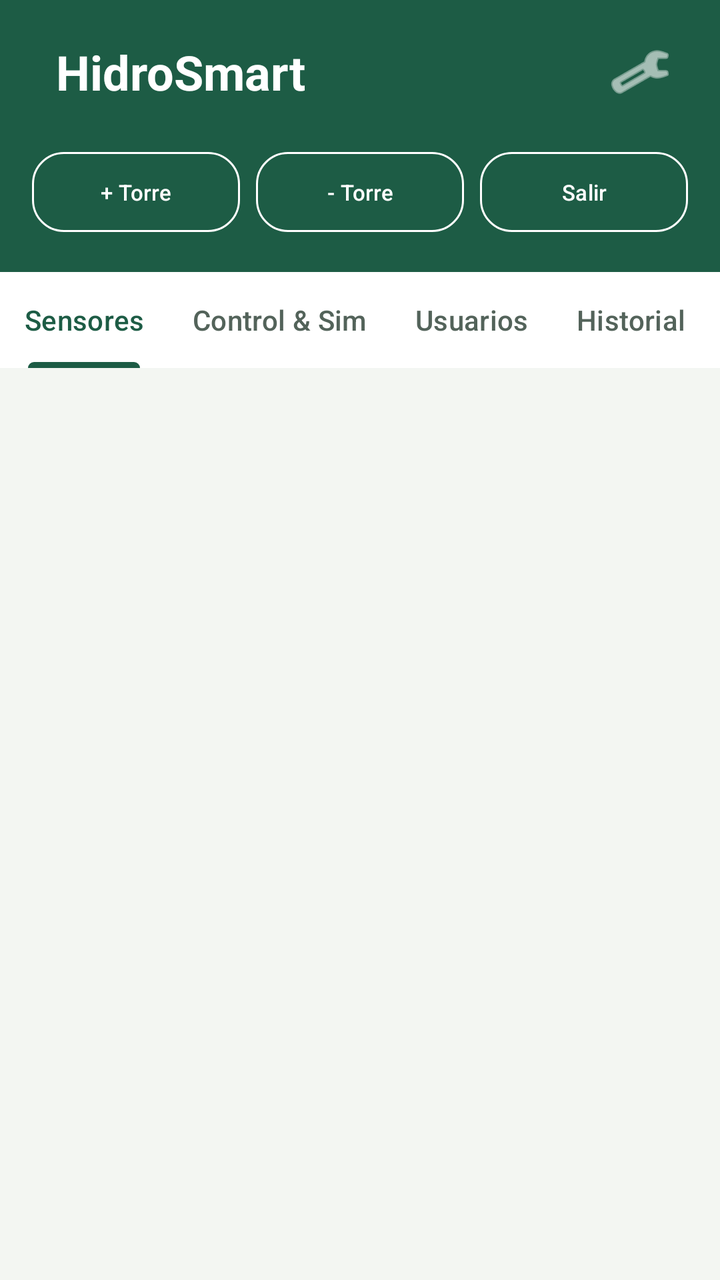
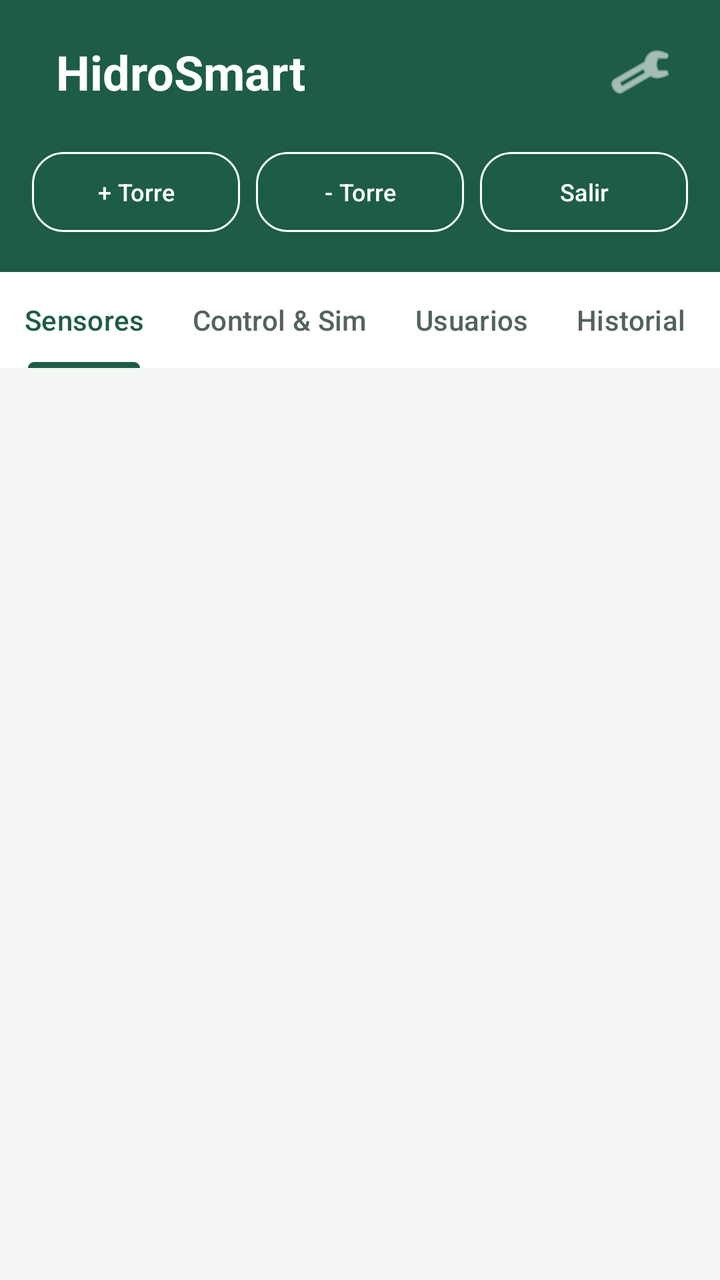

Compare the two renders of this Android layout. The source of the first and the diff that turns it into the second are given below.
<!-- AndroidManifest.xml: application theme Theme.HidroSmart -->
<!-- res/layout/activity_main.xml -->
<?xml version="1.0" encoding="utf-8"?>
<LinearLayout xmlns:android="http://schemas.android.com/apk/res/android"
    xmlns:app="http://schemas.android.com/apk/res-auto"
    android:id="@+id/main"
    android:layout_width="match_parent"
    android:layout_height="match_parent"
    android:background="@color/fondo_pantalla"
    android:orientation="vertical">

    
    <LinearLayout
        android:id="@+id/toolbarAdmin"
        android:layout_width="match_parent"
        android:layout_height="wrap_content"
        android:background="@color/verde_primario"
        android:orientation="vertical"
        android:gravity="center_horizontal"
        android:paddingStart="16dp"
        android:paddingEnd="16dp"
        android:paddingTop="12dp"
        android:paddingBottom="16dp">

        
        <LinearLayout
            android:layout_width="match_parent"
            android:layout_height="wrap_content"
            android:orientation="horizontal"
            android:gravity="center_vertical">

            <TextView
                android:id="@+id/tvTituloToolbar"
                android:layout_width="0dp"
                android:layout_height="wrap_content"
                android:layout_weight="1"
                android:gravity="left"
                android:singleLine="true"
                android:text="@string/app_name"
                android:textColor="?attr/colorOnPrimary"
                android:textSize="24sp"
                android:textStyle="bold"
                android:layout_marginStart="12dp" />

            <ImageButton
                android:id="@+id/btnAjustesTop"
                android:layout_width="48dp"
                android:layout_height="48dp"
                android:minWidth="48dp"
                android:minHeight="48dp"
                android:background="?attr/selectableItemBackgroundBorderless"
                android:contentDescription="@string/ajustes_titulo"
                android:src="@android:drawable/ic_menu_preferences"
                app:tint="?attr/colorOnPrimary" />

        </LinearLayout>

        
        <LinearLayout
            android:layout_width="match_parent"
            android:layout_height="wrap_content"
            android:orientation="horizontal"
            android:gravity="center"
            android:layout_marginTop="12dp">

            <Button
                android:id="@+id/btnAgregarTorre"
                style="?attr/materialButtonOutlinedStyle"
                android:layout_width="0dp"
                android:layout_height="48dp"
                android:layout_weight="1"
                android:layout_marginEnd="4dp"
                android:text="@string/btn_agregar_torre"
                android:textColor="?attr/colorOnPrimary"
                android:textSize="11sp"
                app:strokeColor="?attr/colorOnPrimary" />

            <Button
                android:id="@+id/btnEliminarTorre"
                style="?attr/materialButtonOutlinedStyle"
                android:layout_width="0dp"
                android:layout_height="48dp"
                android:layout_weight="1"
                android:layout_marginStart="4dp"
                android:layout_marginEnd="4dp"
                android:text="@string/btn_eliminar_torre"
                android:textColor="?attr/colorOnPrimary"
                android:textSize="11sp"
                app:strokeColor="?attr/colorOnPrimary" />

            <Button
                android:id="@+id/btnCerrarSesionTop"
                style="?attr/materialButtonOutlinedStyle"
                android:layout_width="0dp"
                android:layout_height="48dp"
                android:layout_weight="1"
                android:layout_marginStart="4dp"
                android:text="@string/btn_salir"
                android:textColor="?attr/colorOnPrimary"
                android:textSize="11sp"
                app:strokeColor="?attr/colorOnPrimary" />

        </LinearLayout>

    </LinearLayout>

    
    <com.google.android.material.tabs.TabLayout
        android:id="@+id/tabNavegacionAdmin"
        android:layout_width="match_parent"
        android:layout_height="wrap_content"
        android:background="@color/superficie_tarjeta"
        android:layout_marginTop="0dp"
        app:tabIndicatorFullWidth="false"
        app:tabIndicatorColor="@color/verde_primario"
        app:tabIndicatorHeight="3dp"
        app:tabMode="scrollable"
        app:tabRippleColor="@color/verde_claro"
        app:tabSelectedTextColor="@color/verde_primario"
        app:tabTextColor="@color/texto_secundario">

        <com.google.android.material.tabs.TabItem
            android:layout_width="wrap_content"
            android:layout_height="wrap_content"
            android:text="@string/tab_sensores" />

        <com.google.android.material.tabs.TabItem
            android:layout_width="wrap_content"
            android:layout_height="wrap_content"
            android:text="@string/tab_control" />

        <com.google.android.material.tabs.TabItem
            android:id="@+id/tabItemUsuarios"
            android:layout_width="wrap_content"
            android:layout_height="wrap_content"
            android:text="@string/tab_usuarios" />

        <com.google.android.material.tabs.TabItem
            android:layout_width="wrap_content"
            android:layout_height="wrap_content"
            android:text="@string/tab_historial" />

    </com.google.android.material.tabs.TabLayout>

    
    <FrameLayout
        android:id="@+id/contenedorFragment"
        android:layout_width="match_parent"
        android:layout_height="0dp"
        android:layout_weight="1" />

</LinearLayout>
<!-- resources referenced by this layout -->
<resources>
  <color name="fondo_pantalla">#F3F6F2</color>
  <color name="superficie_tarjeta">#FFFFFF</color>
  <color name="texto_secundario">#53635A</color>
  <color name="verde_claro">#E5F1E9</color>
  <color name="verde_primario">#1D5C45</color>
  <string name="ajustes_titulo">Ajustes</string>
  <string name="app_name">HidroSmart</string>
  <string name="btn_agregar_torre">+ Torre</string>
  <string name="btn_eliminar_torre">- Torre</string>
  <string name="btn_salir">Salir</string>
  <string name="tab_control">Control &amp; Sim</string>
  <string name="tab_historial">Historial</string>
  <string name="tab_sensores">Sensores</string>
  <string name="tab_usuarios">Usuarios</string>
  <style name="Theme.HidroSmart" parent="Base.Theme.HidroSmart" />
  <style name="Base.Theme.HidroSmart" parent="Theme.Material3.DayNight.NoActionBar">
          <item name="colorPrimary">@color/verde_primario</item>
          <item name="colorPrimaryVariant">@color/verde_primario_variante</item>
          <item name="colorOnPrimary">@color/white</item>
          <item name="colorPrimaryContainer">@color/verde_claro</item>
          <item name="colorOnPrimaryContainer">@color/verde_primario_variante</item>
          <item name="colorSecondary">@color/verde_secundario</item>
          <item name="colorOnSecondary">@color/white</item>
          <item name="colorSecondaryContainer">@color/verde_claro</item>
          <item name="colorOnSecondaryContainer">@color/verde_primario_variante</item>
          <item name="colorSurface">@color/superficie_tarjeta</item>
          <item name="colorOnSurface">@color/texto_principal</item>
          <item name="colorSurfaceVariant">@color/fondo_pantalla</item>
          <item name="colorOnSurfaceVariant">@color/texto_secundario</item>
          <item name="colorOutline">@color/divisor</item>
          <item name="colorError">@color/alerta_error</item>
          <item name="colorOnError">@color/white</item>
          <item name="materialCardViewStyle">@style/Widget.Hidro.Card</item>
          <item name="materialButtonStyle">@style/Widget.HidroSmart.Button</item>
          <item name="materialButtonOutlinedStyle">@style/Widget.HidroSmart.Button.Outlined</item>
          <item name="android:statusBarColor">@color/verde_primario</item>
          <item name="android:windowLightStatusBar">false</item>
          <item name="android:navigationBarColor">@color/fondo_pantalla</item>
          <item name="android:windowLightNavigationBar">true</item>
          <item name="android:windowBackground">@color/fondo_pantalla</item>
          <item name="android:windowActionModeOverlay">true</item>
      </style>
  <color name="verde_primario_variante">#123F30</color>
  <color name="white">#FFFFFFFF</color>
  <color name="verde_secundario">#417A62</color>
  <color name="texto_principal">#18231D</color>
  <color name="divisor">#DCE5DD</color>
  <color name="alerta_error">#B3261E</color>
  <style name="Widget.Hidro.Card" parent="Widget.MaterialComponents.CardView">
          <item name="cardCornerRadius">20dp</item>
          <item name="cardElevation">0dp</item>
          <item name="cardBackgroundColor">@color/superficie_tarjeta</item>
          <item name="strokeWidth">1dp</item>
          <item name="strokeColor">@color/divisor</item>
      </style>
  <style name="Widget.HidroSmart.Button" parent="Widget.Material3.Button">
          <item name="cornerRadius">16dp</item>
          <item name="android:textAllCaps">false</item>
      </style>
  <style name="Widget.HidroSmart.Button.Outlined" parent="Widget.Material3.Button.OutlinedButton">
          <item name="cornerRadius">16dp</item>
          <item name="android:textAllCaps">false</item>
      </style>
</resources>

<!-- the commit's change to res/layout/activity_main.xml (unified diff, before → after) -->
@@ -70,7 +70,7 @@
                 android:layout_marginEnd="4dp"
                 android:text="@string/btn_agregar_torre"
                 android:textColor="?attr/colorOnPrimary"
-                android:textSize="11sp"
+                android:textSize="12sp"
                 app:strokeColor="?attr/colorOnPrimary" />
 
             <Button
@@ -83,7 +83,7 @@
                 android:layout_marginEnd="4dp"
                 android:text="@string/btn_eliminar_torre"
                 android:textColor="?attr/colorOnPrimary"
-                android:textSize="11sp"
+                android:textSize="12sp"
                 app:strokeColor="?attr/colorOnPrimary" />
 
             <Button
@@ -95,7 +95,7 @@
                 android:layout_marginStart="4dp"
                 android:text="@string/btn_salir"
                 android:textColor="?attr/colorOnPrimary"
-                android:textSize="11sp"
+                android:textSize="12sp"
                 app:strokeColor="?attr/colorOnPrimary" />
 
         </LinearLayout>
